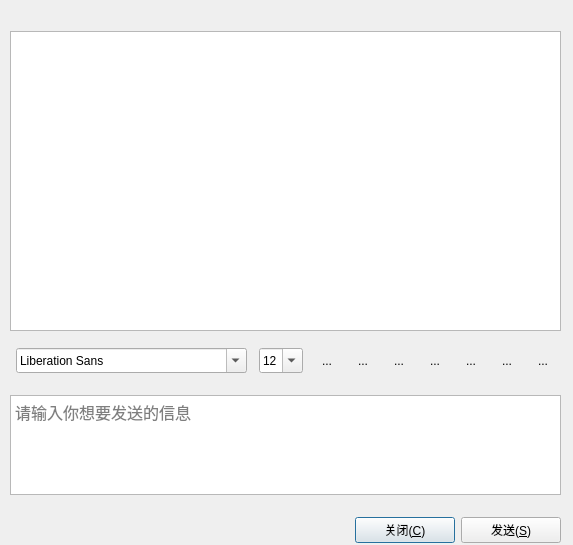
Before: the Qt Designer form chat.ui in hdu-zky/QChat, drawn with Qt 5.
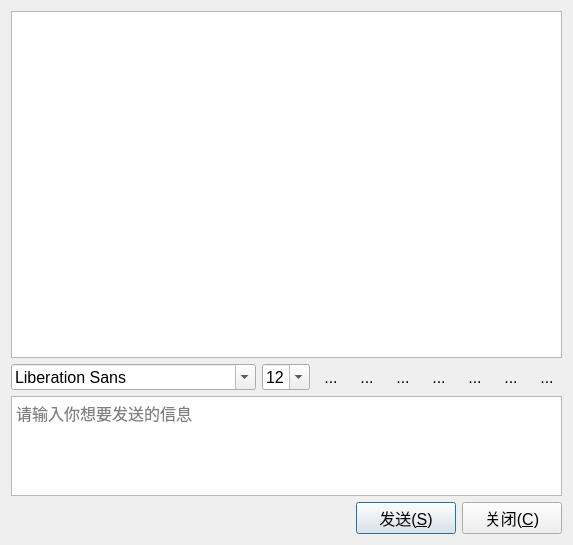
After: the same form once the commit is applied. Icons and pictures are not drawn.

```diff
--- a/chat.ui
+++ b/chat.ui
@@ -10,6 +10,11 @@
     <height>545</height>
    </rect>
   </property>
+  <property name="font">
+   <font>
+    <pointsize>12</pointsize>
+   </font>
+  </property>
   <property name="windowTitle">
    <string>Dialog</string>
   </property>
@@ -17,15 +22,8 @@
    <iconset resource="images.qrc">
     <normaloff>:/images/other</normaloff>:/images/other</iconset>
   </property>
-  <widget class="QWidget" name="layoutWidget">
-   <property name="geometry">
-    <rect>
-     <x>10</x>
-     <y>10</y>
-     <width>551</width>
-     <height>550</height>
-    </rect>
-   </property>
+  <layout class="QGridLayout" name="gridLayout">
+   <item row="0" column="0">
    <layout class="QVBoxLayout" name="verticalLayout">
     <property name="spacing">
      <number>6</number>
@@ -34,18 +32,14 @@
      <enum>QLayout::SetDefaultConstraint</enum>
     </property>
     <item>
-     <widget class="QTableView" name="tableView">
-      <property name="minimumSize">
-       <size>
-        <width>0</width>
-        <height>300</height>
-       </size>
-      </property>
-      <property name="maximumSize">
-       <size>
-        <width>16777215</width>
-        <height>290</height>
-       </size>
+      <widget class="QTextBrowser" name="textBrowser">
+       <property name="font">
+        <font>
+         <pointsize>-1</pointsize>
+        </font>
+       </property>
+       <property name="styleSheet">
+        <string notr="true">font-size: 16px;</string>
       </property>
      </widget>
     </item>
@@ -423,19 +417,6 @@
         </property>
        </spacer>
       </item>
-      <item>
-       <widget class="QPushButton" name="close">
-        <property name="minimumSize">
-         <size>
-          <width>100</width>
-          <height>25</height>
-         </size>
-        </property>
-        <property name="text">
-         <string>关闭(&amp;C)</string>
-        </property>
-       </widget>
-      </item>
       <item>
        <widget class="QPushButton" name="send">
         <property name="minimumSize">
@@ -449,11 +430,40 @@
         </property>
        </widget>
       </item>
+       <item>
+        <widget class="QPushButton" name="close">
+         <property name="minimumSize">
+          <size>
+           <width>100</width>
+           <height>25</height>
+          </size>
+         </property>
+         <property name="text">
+          <string>关闭(&amp;C)</string>
+         </property>
+        </widget>
+       </item>
      </layout>
     </item>
    </layout>
-  </widget>
- </widget>
+   </item>
+  </layout>
+ </widget>
+ <tabstops>
+  <tabstop>textEdit</tabstop>
+  <tabstop>font</tabstop>
+  <tabstop>fontSize</tabstop>
+  <tabstop>textbold</tabstop>
+  <tabstop>textitalic</tabstop>
+  <tabstop>textUnderline</tabstop>
+  <tabstop>textcolor</tabstop>
+  <tabstop>sendfile</tabstop>
+  <tabstop>save</tabstop>
+  <tabstop>clear</tabstop>
+  <tabstop>send</tabstop>
+  <tabstop>textBrowser</tabstop>
+  <tabstop>close</tabstop>
+ </tabstops>
  <resources>
   <include location="images.qrc"/>
  </resources>
```
Left out of the diff: 8 changed lines with no effect on the pictures. Lines whose indentation alone changed are shown as unchanged.
